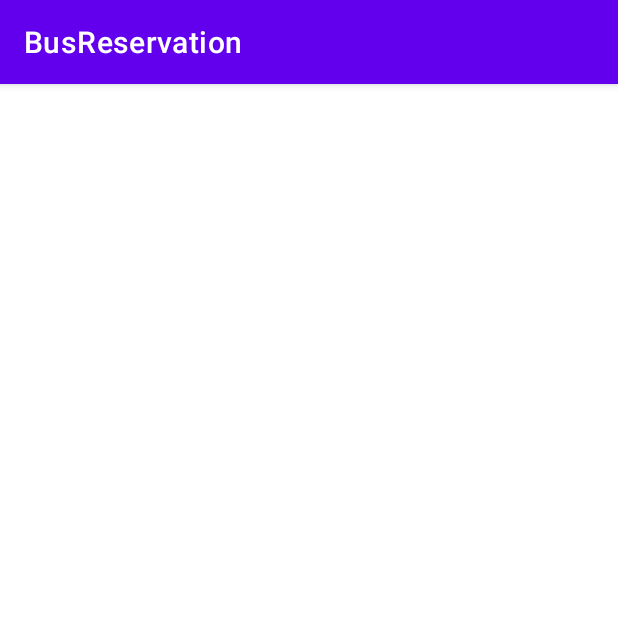
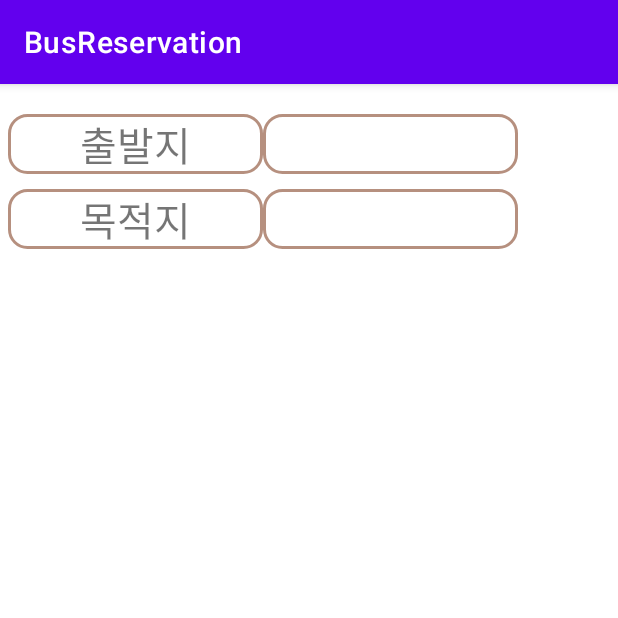
Before and after one commit to yooman22/BusReservation, an Android app: the BusReservation screen opened directly, with no data from a screen before it, on a phone screen of 412 x 824 dp, the top half of it. Run offline under Robolectric (Android 15) with nearby library versions, the light colour scheme and no system bars.

Commit message:
유재만 : 출발지 목적지 선택 UI 추가 ( 임시 데이터로 작업 )

```diff
--- a/app/src/main/res/layout/activity_bus_reservation.xml
+++ b/app/src/main/res/layout/activity_bus_reservation.xml
@@ -6,4 +6,80 @@
     android:layout_height="match_parent"
     tools:context=".BusReservation">
 
+    <LinearLayout
+        android:layout_marginTop="20dp"
+        android:orientation="vertical"
+        android:layout_width="match_parent"
+        android:layout_height="match_parent">
+
+        <LinearLayout
+            android:layout_marginLeft="5dp"
+            android:layout_marginRight="5dp"
+            android:layout_width="match_parent"
+            android:layout_height="wrap_content">
+
+            <TextView
+            android:layout_width="170dp"
+            android:layout_height="40dp"
+            android:layout_gravity="center"
+            android:id="@+id/departure"
+            android:text="출발지"
+            android:background="@drawable/edge"
+            android:textAlignment="center"
+            android:autoSizeTextType="uniform"
+            android:textFontWeight="@android:integer/config_longAnimTime"
+            app:layout_constraintLeft_toLeftOf="parent"
+            app:layout_constraintRight_toRightOf="parent"
+            app:layout_constraintTop_toTopOf="parent"/>
+
+            <TextView
+                android:id="@+id/departure_result"
+                android:layout_width="170dp"
+                android:layout_height="40dp"
+                android:layout_gravity="center"
+                android:background="@drawable/edge"
+                android:textAlignment="center"
+                android:autoSizeTextType="uniform"
+                android:textFontWeight="@android:integer/config_longAnimTime"
+                />
+        </LinearLayout>
+
+    <LinearLayout
+        android:layout_marginTop="10dp"
+        android:layout_marginLeft="5dp"
+        android:layout_marginRight="5dp"
+        android:layout_width="match_parent"
+        android:layout_height="wrap_content">
+
+        <TextView
+            android:id="@+id/destination"
+            android:layout_width="170dp"
+            android:layout_height="40dp"
+            android:layout_gravity="center"
+            android:text="목적지"
+            android:background="@drawable/edge"
+            android:textAlignment="center"
+            android:autoSizeTextType="uniform"
+            android:textFontWeight="@android:integer/config_longAnimTime"
+            app:layout_constraintLeft_toLeftOf="parent"
+            app:layout_constraintRight_toRightOf="parent"
+            app:layout_constraintTop_toTopOf="parent"/>
+
+        <TextView
+            android:id="@+id/destination_result"
+            android:layout_width="170dp"
+            android:layout_height="40dp"
+            android:layout_gravity="center"
+            android:background="@drawable/edge"
+            android:textAlignment="center"
+            android:autoSizeTextType="uniform"
+            android:textFontWeight="@android:integer/config_longAnimTime"
+            />
+
+    </LinearLayout>
+
+    </LinearLayout>
+
+
+
 </androidx.constraintlayout.widget.ConstraintLayout>
--- a/app/src/main/res/layout/activity_departure.xml
+++ b/app/src/main/res/layout/activity_departure.xml
@@ -7,6 +7,7 @@
     tools:context=".Departure">
 
     <ListView
+        android:id="@+id/departure_list"
         android:layout_width="match_parent"
         android:layout_height="match_parent">
     </ListView>
--- a/app/src/main/res/layout/activity_destination.xml
+++ b/app/src/main/res/layout/activity_destination.xml
@@ -7,6 +7,7 @@
     tools:context=".Destination">
 
     <ListView
+        android:id="@+id/destination_list"
         android:layout_width="match_parent"
         android:layout_height="match_parent">
     </ListView>
```
Also changed, not shown: app/src/main/java/com/example/busreservation/BusReservation.kt (+33 -0 lines), app/src/main/java/com/example/busreservation/Departure.kt (+35 -0 lines), app/src/main/java/com/example/busreservation/Destination.kt (+29 -0 lines), app/src/main/res/layout/activity_find_path.xml (+0 -28 lines).
